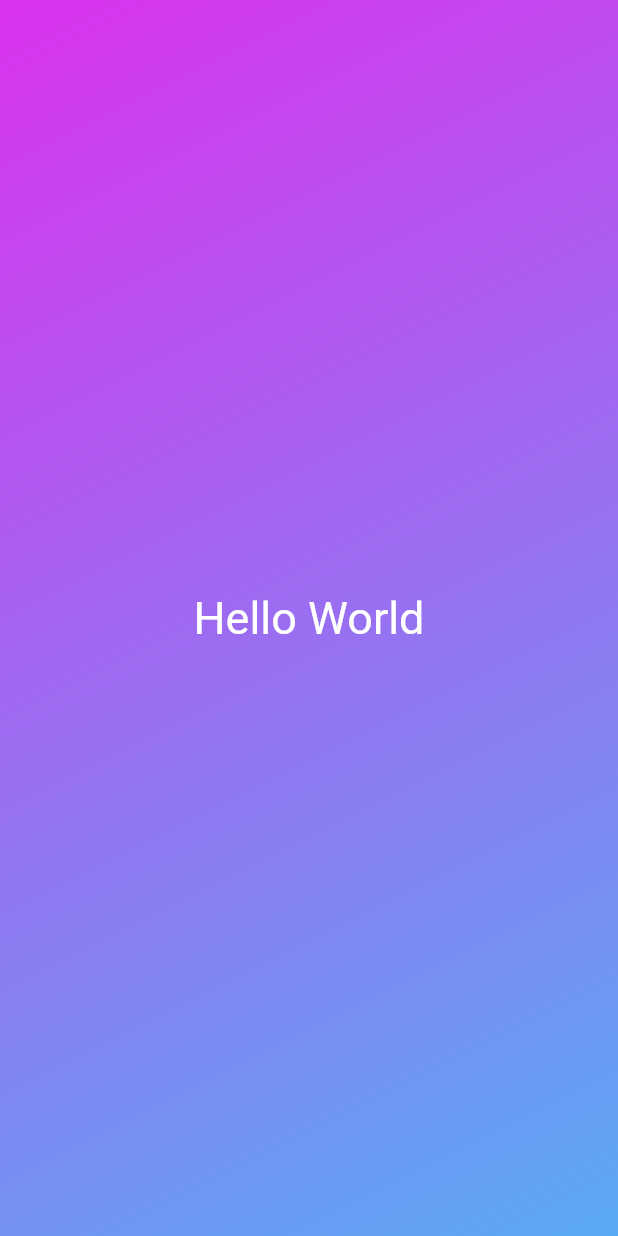
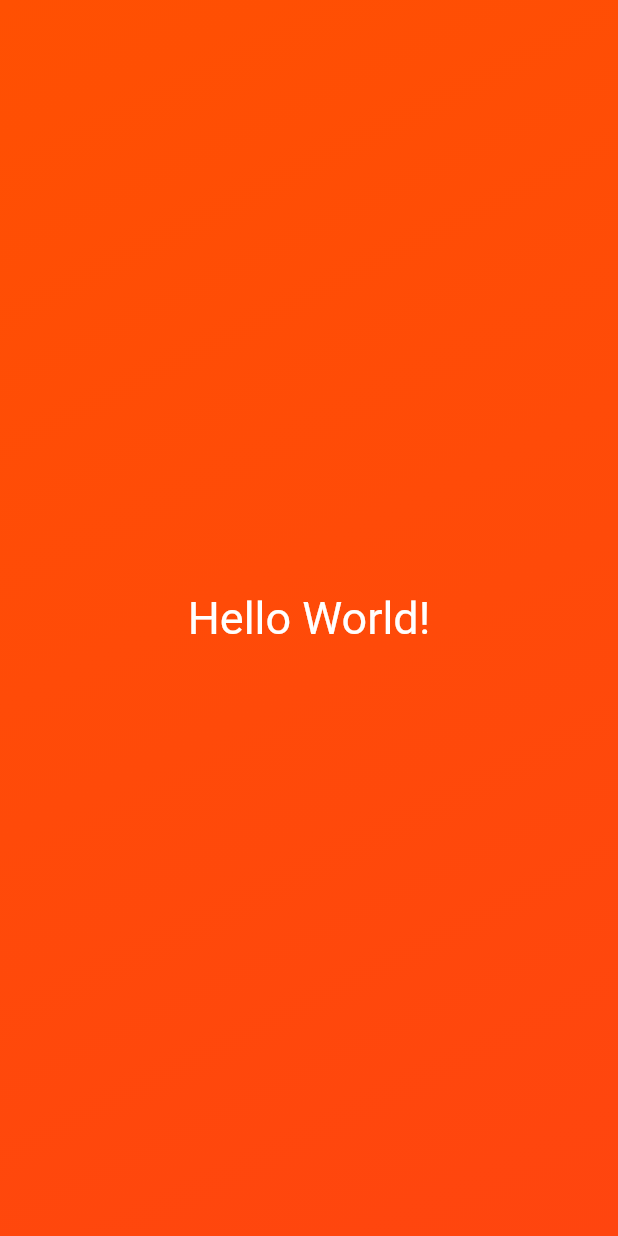
Before and after one commit to akramghaleb/Roll-Dice, a Flutter app: the screen it shows after launch, on a phone screen of 412 x 824 dp. Run offline on Flutter 3.47's test engine with Material 2 defaults, Android fonts, the phone set to English and light mode, and no system bars.

Commit message:
reusable widgets

```diff
--- a/lib/grediant_container.dart
+++ b/lib/grediant_container.dart
@@ -7,23 +7,23 @@ const endAlignment = Alignment.bottomRight;
 // final getDate = getDate(); --> value change in run time; and can not in code
 // const beginAlignment = Alignment.topLeft; --> value can not be change in run time and in code
 class GrediantContainer extends StatelessWidget {
-  const GrediantContainer({super.key});
+  const GrediantContainer(this.color1, this.color2, {super.key});
+
+  final Color color1;
+  final Color color2;
 
   @override
   Widget build(BuildContext context) {
     return Container(
       //color: Colors.amber,
-      decoration: const BoxDecoration(
+      decoration: BoxDecoration(
         gradient: LinearGradient(
           begin: beginAlignment,
           end: endAlignment,
-          colors: [
-            Color.fromRGBO(218, 306, 237, 1),
-            Color.fromRGBO(90, 170, 245, 1)
-          ],
+          colors: [color1, color2],
         ),
       ),
-      child: const Center(child: MyCustomTextStyle()),
+      child: const Center(child: MyCustomTextStyle('Hello World!')),
     );
   }
 }
--- a/lib/main.dart
+++ b/lib/main.dart
@@ -17,7 +17,8 @@ class MyApp extends StatelessWidget {
     return const MaterialApp(
       home: Scaffold(
           //backgroundColor: Colors.black45,
-          body: GrediantContainer()),
+          body: GrediantContainer(Color.fromRGBO(255, 80, 2, 38),
+              Color.fromRGBO(255, 69, 15, 122))),
     );
   }
 }
--- a/lib/my_custom_text_style.dart
+++ b/lib/my_custom_text_style.dart
@@ -1,12 +1,14 @@
 import 'package:flutter/material.dart';
 
 class MyCustomTextStyle extends StatelessWidget {
-  const MyCustomTextStyle({super.key});
+  const MyCustomTextStyle(this.txt, {super.key});
+
+  final String txt;
 
   @override
   Widget build(BuildContext context) {
-    return const Text('Hello World',
-        style: TextStyle(
+    return Text(txt,
+        style: const TextStyle(
           color: Colors.white,
           /* decoration: TextDecoration.combine([
             TextDecoration.overline,
```
